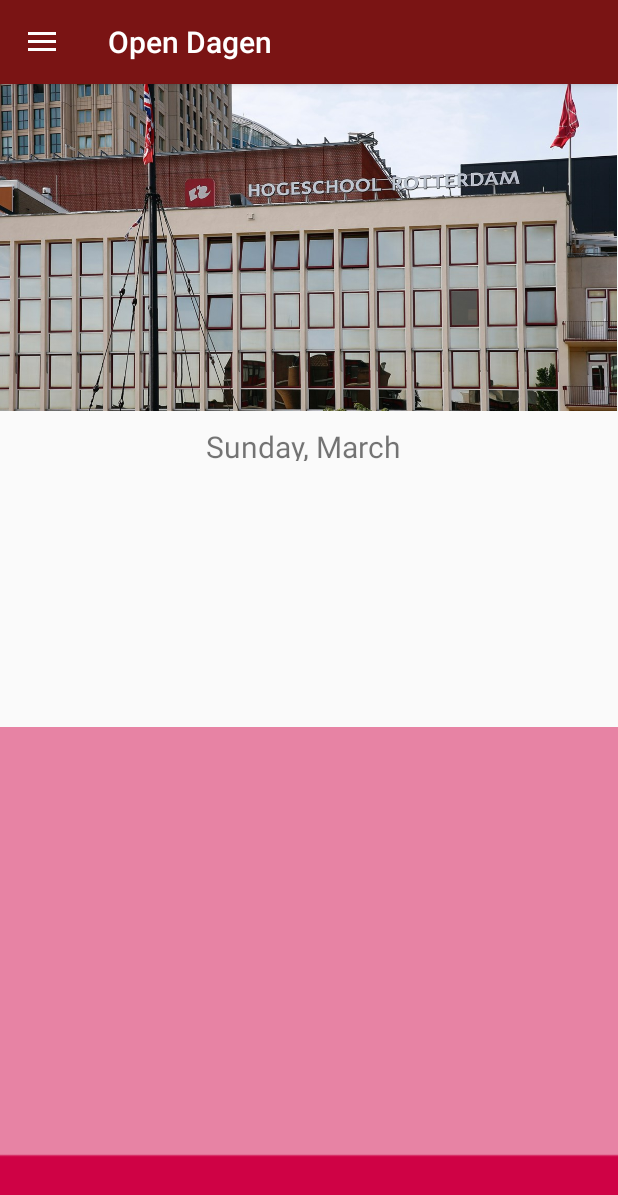
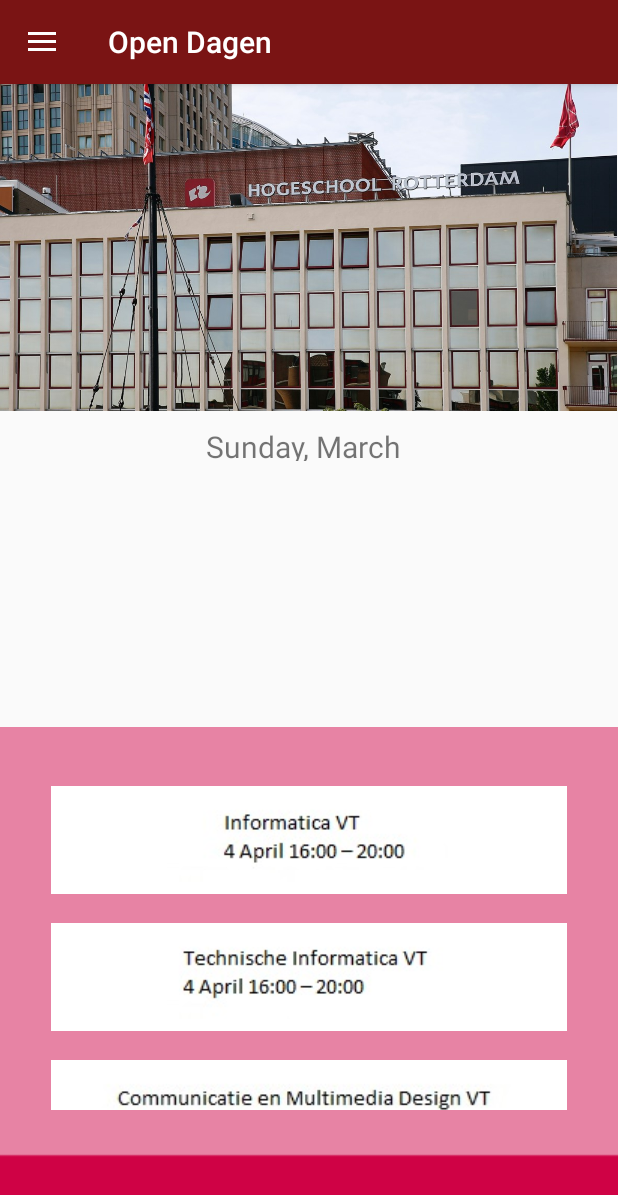
Before and after one commit to ILLUSIONack/Hro-Open-days-app, an Android app: the screen it shows after launch (MainActivity), on a phone screen of 412 x 824 dp. Shown: the top 1195 px of the screen. Run offline under Robolectric (Android 15) with nearby library versions, the light colour scheme and no system bars.

Commit message:
ImgButtons

```diff
--- a/app/src/main/res/layout/home_layout.xml
+++ b/app/src/main/res/layout/home_layout.xml
@@ -36,7 +36,8 @@
         app:srcCompat="@drawable/homebar" />
 
     <ScrollView
-        android:layout_width="335dp"
+        android:id="@+id/scrollView2"
+        android:layout_width="360dp"
         android:layout_height="226dp"
         android:layout_marginTop="8dp"
         android:layout_marginBottom="8dp"
@@ -44,12 +45,99 @@
         app:layout_constraintEnd_toEndOf="parent"
         app:layout_constraintStart_toStartOf="parent"
         app:layout_constraintTop_toTopOf="@+id/imageView2"
-        app:layout_constraintVertical_bias="0.206">
+        app:layout_constraintVertical_bias="0.216">
 
         <LinearLayout
             android:layout_width="match_parent"
             android:layout_height="wrap_content"
-            android:orientation="vertical" />
+            android:orientation="vertical">
+
+            <ImageButton
+                android:layout_width="match_parent"
+                android:layout_height="75dp"
+                android:layout_marginStart="8dp"
+                android:layout_marginTop="8dp"
+                android:layout_marginEnd="8dp"
+                android:layout_marginBottom="8dp"
+                app:layout_constraintBottom_toBottomOf="@+id/scrollView2"
+                app:layout_constraintEnd_toEndOf="parent"
+                app:layout_constraintStart_toStartOf="parent"
+                app:layout_constraintTop_toTopOf="@+id/imageView2"
+                app:layout_constraintVertical_bias="0.123"
+                app:srcCompat="@drawable/inf1" />
+
+            <ImageButton
+                android:layout_width="match_parent"
+                android:layout_height="75dp"
+                android:layout_marginStart="8dp"
+                android:layout_marginTop="8dp"
+                android:layout_marginEnd="8dp"
+                android:layout_marginBottom="8dp"
+                app:layout_constraintBottom_toBottomOf="@+id/scrollView2"
+                app:layout_constraintEnd_toEndOf="parent"
+                app:layout_constraintStart_toStartOf="parent"
+                app:layout_constraintTop_toTopOf="@+id/imageView2"
+                app:layout_constraintVertical_bias="0.123"
+                app:srcCompat="@drawable/ti1" />
+
+            <ImageButton
+                android:layout_width="match_parent"
+                android:layout_height="75dp"
+                android:layout_marginStart="8dp"
+                android:layout_marginTop="8dp"
+                android:layout_marginEnd="8dp"
+                android:layout_marginBottom="8dp"
+                app:layout_constraintBottom_toBottomOf="@+id/scrollView2"
+                app:layout_constraintEnd_toEndOf="parent"
+                app:layout_constraintStart_toStartOf="parent"
+                app:layout_constraintTop_toTopOf="@+id/imageView2"
+                app:layout_constraintVertical_bias="0.123"
+                app:srcCompat="@drawable/cmd1" />
+
+            <ImageButton
+                android:layout_width="match_parent"
+                android:layout_height="75dp"
+                android:layout_marginStart="8dp"
+                android:layout_marginTop="8dp"
+                android:layout_marginEnd="8dp"
+                android:layout_marginBottom="8dp"
+                app:layout_constraintBottom_toBottomOf="@+id/scrollView2"
+                app:layout_constraintEnd_toEndOf="parent"
+                app:layout_constraintStart_toStartOf="parent"
+                app:layout_constraintTop_toTopOf="@+id/imageView2"
+                app:layout_constraintVertical_bias="0.123"
+                app:srcCompat="@drawable/co1" />
+
+            <ImageButton
+                android:layout_width="match_parent"
+                android:layout_height="75dp"
+                android:layout_marginStart="8dp"
+                android:layout_marginTop="8dp"
+                android:layout_marginEnd="8dp"
+                android:layout_marginBottom="8dp"
+                app:layout_constraintBottom_toBottomOf="@+id/scrollView2"
+                app:layout_constraintEnd_toEndOf="parent"
+                app:layout_constraintStart_toStartOf="parent"
+                app:layout_constraintTop_toTopOf="@+id/imageView2"
+                app:layout_constraintVertical_bias="0.123"
+                app:srcCompat="@drawable/inf2" />
+
+            <ImageButton
+                android:layout_width="match_parent"
+                android:layout_height="75dp"
+                android:layout_marginStart="8dp"
+                android:layout_marginTop="8dp"
+                android:layout_marginEnd="8dp"
+                android:layout_marginBottom="8dp"
+                app:layout_constraintBottom_toBottomOf="@+id/scrollView2"
+                app:layout_constraintEnd_toEndOf="parent"
+                app:layout_constraintStart_toStartOf="parent"
+                app:layout_constraintTop_toTopOf="@+id/imageView2"
+                app:layout_constraintVertical_bias="0.123"
+                app:srcCompat="@drawable/co2" />
+
+        </LinearLayout>
+
     </ScrollView>
 
 </android.support.constraint.ConstraintLayout>
```
Also changed, not shown: app/src/main/res/drawable/cmd1.jpg (added), app/src/main/res/drawable/co1.jpg (added), app/src/main/res/drawable/co2.jpg (added), app/src/main/res/drawable/inf1.jpg (added), app/src/main/res/drawable/inf2.jpg (added), app/src/main/res/drawable/ti1.jpg (added).
